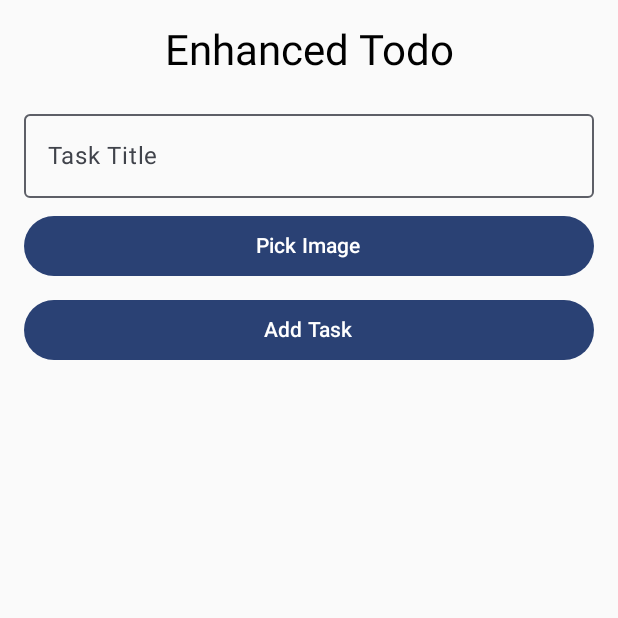
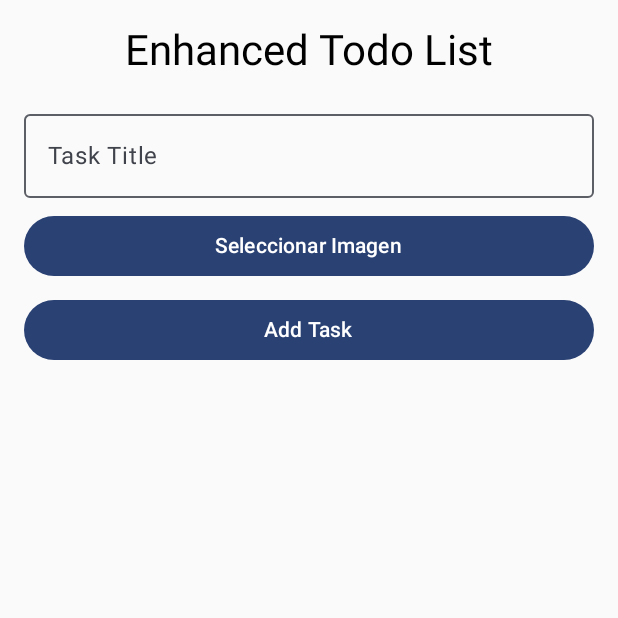
Before and after one commit to Terreneitor2004/Lab11, an Android app built with Jetpack Compose: the screen it shows after launch (MainActivity), on a phone screen of 412 x 824 dp, the top half of it. Run offline under Robolectric (Android 15) with nearby library versions, the phone set to English and light mode, and no system bars.

Commit message:
Commit Final con arreglos

```diff
--- a/app/src/main/java/com/example/tasklistapp/MainActivity.kt
+++ b/app/src/main/java/com/example/tasklistapp/MainActivity.kt
@@ -90,7 +90,7 @@ fun TaskListContent(
         verticalArrangement = Arrangement.Top,
         horizontalAlignment = Alignment.CenterHorizontally
     ) {
-        Text(text = "Enhanced Todo", style = MaterialTheme.typography.headlineMedium)
+        Text(text = "Enhanced Todo List", style = MaterialTheme.typography.headlineMedium)
         Spacer(modifier = Modifier.height(16.dp))
         OutlinedTextField(
             value = newTaskTitle,
@@ -103,7 +103,7 @@ fun TaskListContent(
             onClick = { imagePickerLauncher.launch("image/*") },
             modifier = Modifier.fillMaxWidth()
         ) {
-            Text("Pick Image")
+            Text("Seleccionar Imagen")
         }
         Spacer(modifier = Modifier.height(8.dp))
         Button(
```
